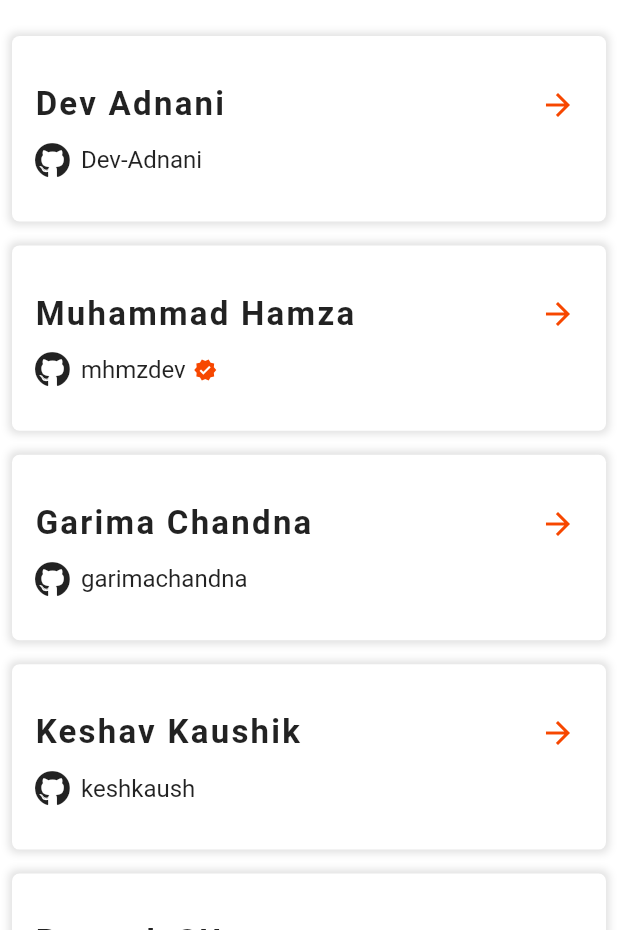
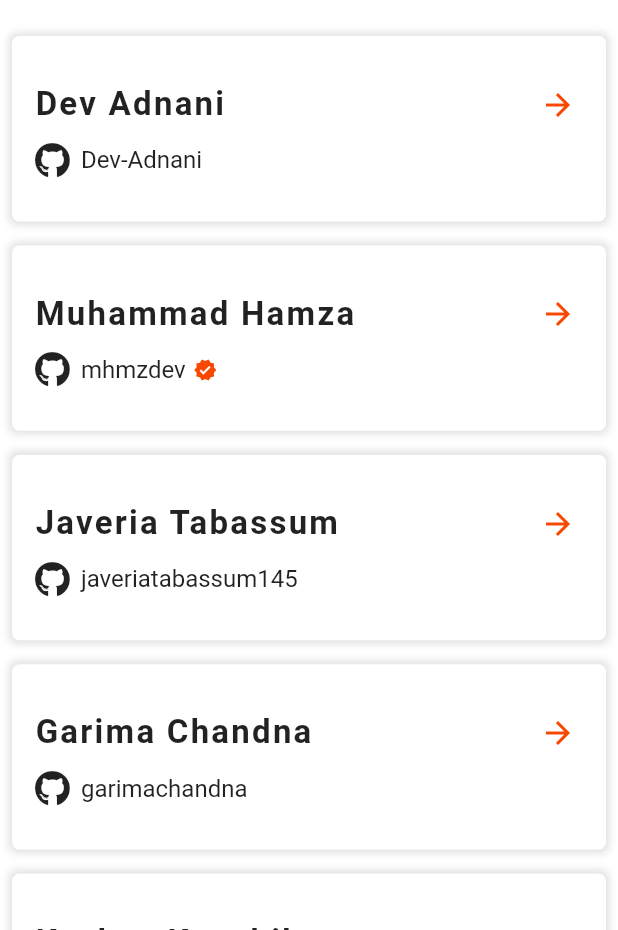
Before and after one commit to mhmzdev/hacktoberfest-flutter, a Flutter app: the Contributor screen opened directly, on a phone screen of 412 x 824 dp, the part 306-1236 px from its top. Run offline on Flutter 3.47's test engine with Material 2 defaults, Android fonts, the phone set to English and light mode, and no system bars; our stand-ins replace font_awesome_flutter, simple_animations.

Commit message:
added myself

```diff
--- a/lib/contributors.dart
+++ b/lib/contributors.dart
@@ -9,6 +9,7 @@ class Contributor extends StatelessWidget {
   final contributorsName = [
     'Dev Adnani',
     'Muhammad Hamza',
+    'Javeria Tabassum',
     'Garima Chandna',
     'Keshav Kaushik',
     'Prateek SU',
@@ -99,6 +100,7 @@ class Contributor extends StatelessWidget {
   final gitHubUserName = [
     'Dev-Adnani',
     'mhmzdev',
+    'javeriatabassum145',
     'garimachandna',
     'keshkaush',
     'prateekmedia',
```
Also changed, not shown: pubspec.lock, 1 other file.
